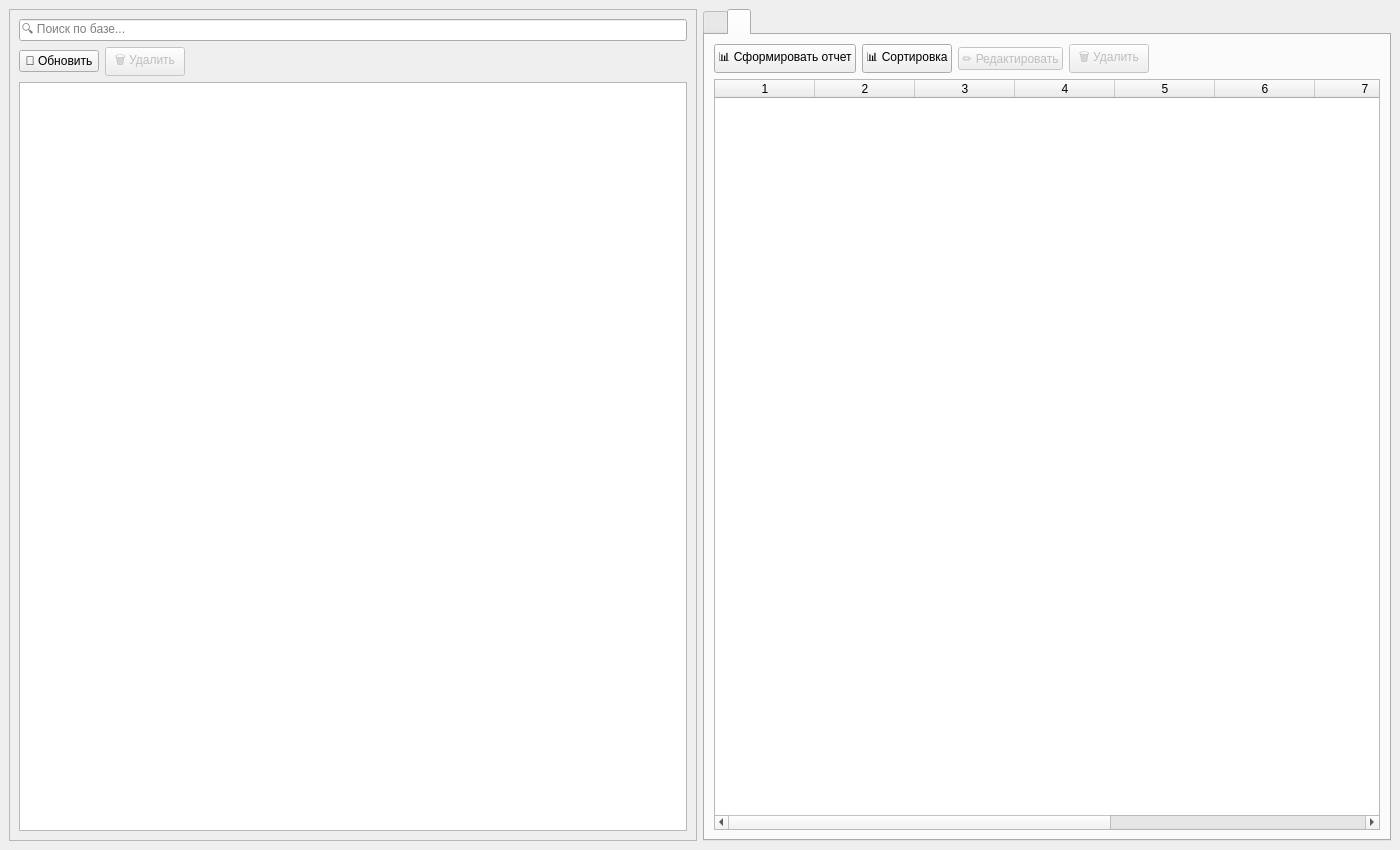
The window that mainwindow.ui (lostdragon24/ZIP) describes before a commit, drawn with Qt 5.
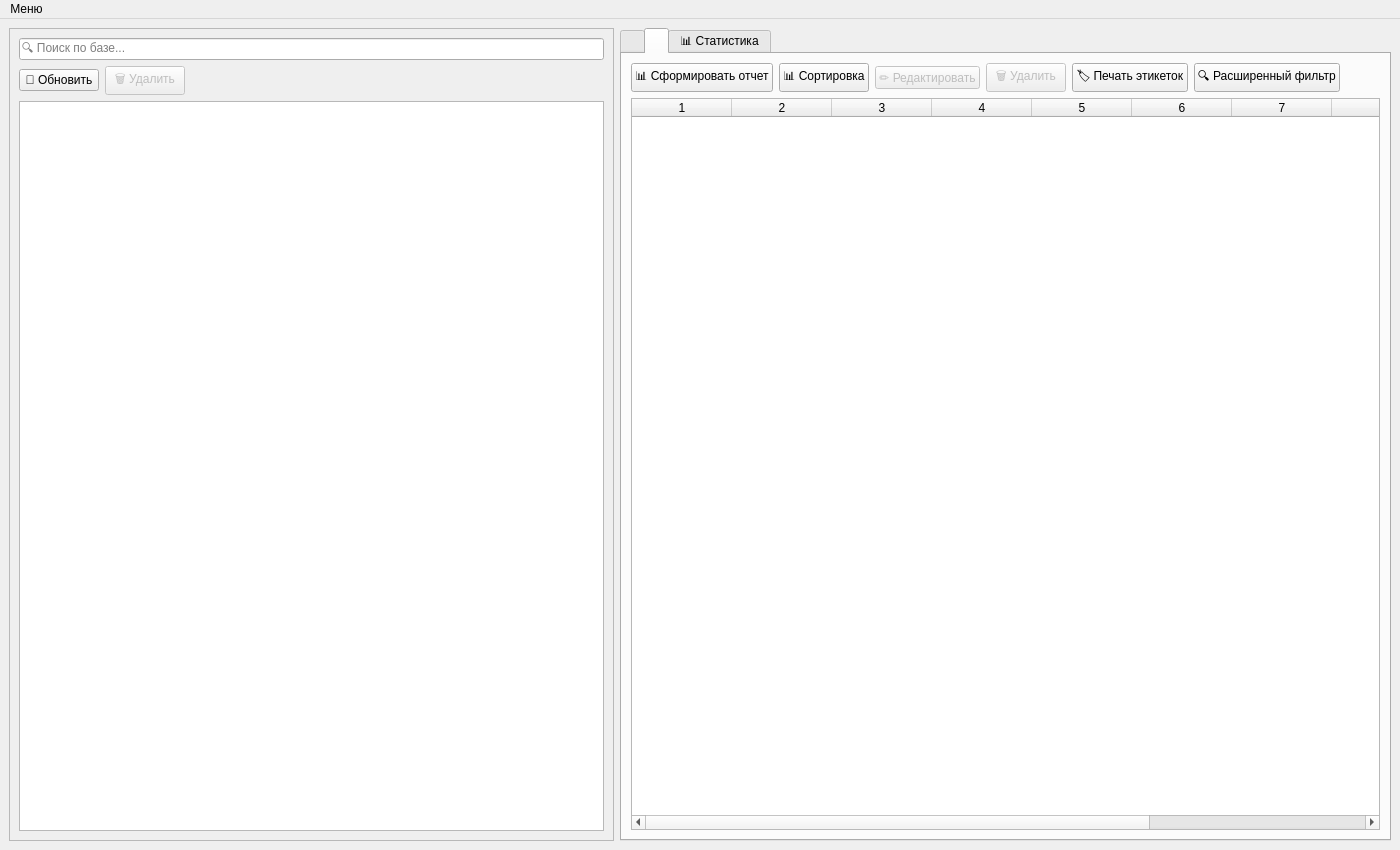
The same window after the commit. The open tabs and pages were chosen to show the change. Custom widgets are drawn as their Qt base class.

What changed in the file:
```diff
--- a/mainwindow.ui
+++ b/mainwindow.ui
@@ -26,6 +26,9 @@
       <layout class="QVBoxLayout" name="verticalLayout_2">
        <item>
         <widget class="QLineEdit" name="searchLineEdit">
+         <property name="enabled">
+          <bool>true</bool>
+         </property>
          <property name="placeholderText">
           <string>🔍 Поиск по базе...</string>
          </property>
@@ -345,6 +348,20 @@
             </property>
            </widget>
           </item>
+          <item>
+           <widget class="QPushButton" name="printLabelsButton">
+            <property name="text">
+             <string>🏷️ Печать этикеток</string>
+            </property>
+           </widget>
+          </item>
+          <item>
+           <widget class="QPushButton" name="advancedFilterButton">
+            <property name="text">
+             <string>🔍 Расширенный фильтр</string>
+            </property>
+           </widget>
+          </item>
           <item>
            <spacer name="horizontalSpacer">
             <property name="orientation">
@@ -385,11 +402,53 @@
         </item>
        </layout>
       </widget>
+      <widget class="QWidget" name="statsTab">
+       <property name="windowTitle">
+        <string>📊 Статистика</string>
+       </property>
+       <attribute name="title">
+        <string>📊 Статистика</string>
+       </attribute>
+       <layout class="QVBoxLayout" name="verticalLayout_4">
+        <item>
+         <widget class="DashboardWidget" name="dashboardWidget" native="true"/>
+        </item>
+       </layout>
+      </widget>
      </widget>
     </item>
    </layout>
   </widget>
+  <widget class="QMenuBar" name="menubar">
+   <property name="geometry">
+    <rect>
+     <x>0</x>
+     <y>0</y>
+     <width>1400</width>
+     <height>23</height>
+    </rect>
+   </property>
+   <widget class="QMenu" name="menu">
+    <property name="title">
+     <string>Меню</string>
+    </property>
+    <addaction name="actionAbout"/>
+   </widget>
+   <addaction name="menu"/>
+  </widget>
+  <action name="actionAbout">
+   <property name="text">
+    <string>О программе</string>
+   </property>
+  </action>
  </widget>
+ <customwidgets>
+  <customwidget>
+   <class>DashboardWidget</class>
+   <extends>QWidget</extends>
+   <header>dashboardwidget.h</header>
+  </customwidget>
+ </customwidgets>
  <resources/>
  <connections/>
 </ui>
```
